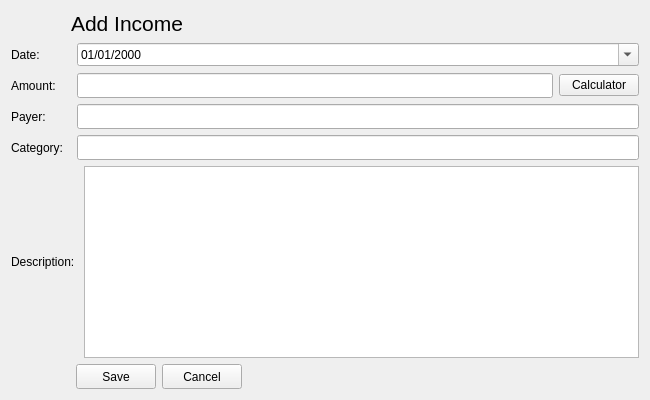
First picture: the form in addincome.ui, repository m-muhsin/QFinance, before the edit.
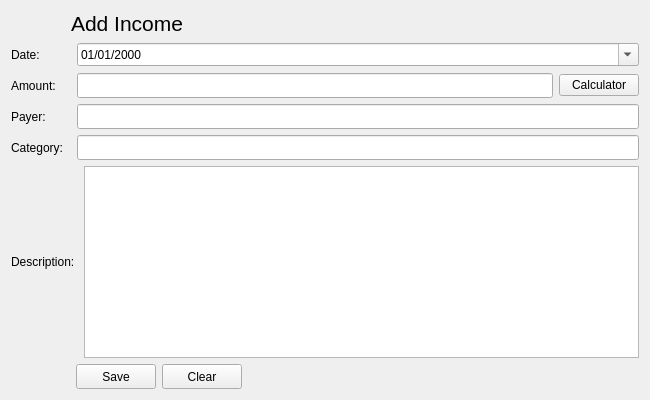
Second picture: the form after the edit.

What changed in the file:
```diff
--- a/addincome.ui
+++ b/addincome.ui
@@ -263,7 +263,7 @@
             </size>
            </property>
            <property name="text">
-            <string>Cancel</string>
+            <string>Clear</string>
            </property>
           </widget>
          </item>
```
